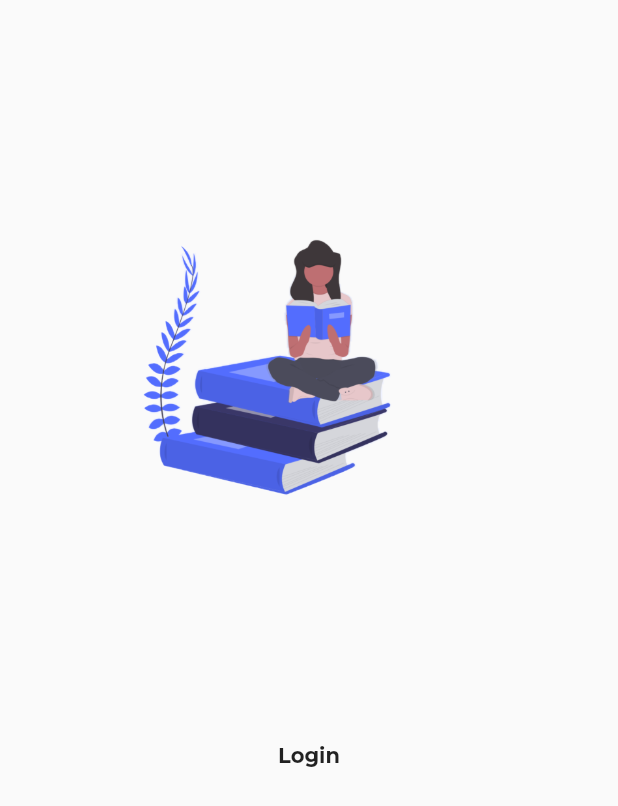
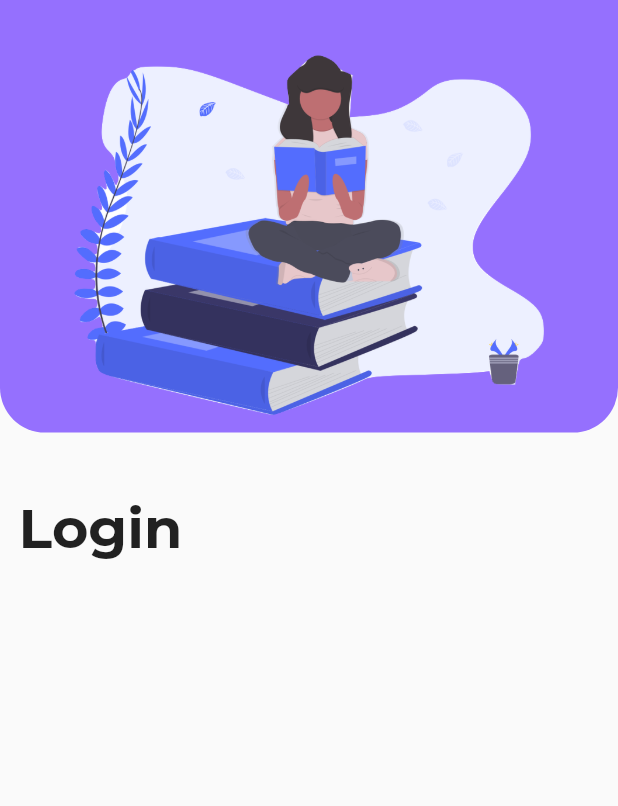
Before and after one commit to BrunoJurkovic/akademik, a Flutter app: the screen it shows after launch, on a phone screen of 412 x 824 dp. Shown: the top 806 px of the screen. Run offline on Flutter 3.47's test engine with Material 2 defaults, Android fonts, the phone set to English and light mode, and no system bars; our stand-ins replace auto_route, cloud_firestore, firebase_auth, firebase_core, google_fonts; accounts and stored records are empty.

```diff
--- a/lib/screens/login/login.dart
+++ b/lib/screens/login/login.dart
@@ -12,26 +12,41 @@ class _AuthScreenState extends State<AuthScreen> {
     final width = MediaQuery.of(context).size.width;
     final height = MediaQuery.of(context).size.height;
     return Scaffold(
-        body: SafeArea(
-      child: Column(
-        mainAxisAlignment: MainAxisAlignment.start,
+      body: Column(
+        // mainAxisAlignment: MainAxisAlignment.space,
+        crossAxisAlignment: CrossAxisAlignment.start,
         children: [
           Center(
             child: Container(
-              width: width * 0.6,
-              height: height * 0.6,
-              child: Image.asset('assets/images/login.png'),
+              decoration: BoxDecoration(
+                color: Colors.deepPurpleAccent.withOpacity(0.8),
+                borderRadius: BorderRadius.only(
+                  bottomLeft: Radius.circular(30),
+                  bottomRight: Radius.circular(30),
+                ),
+              ),
+              padding: EdgeInsets.fromLTRB(15, 25, 15, 0),
+              width: width * 1,
+              height: height * 0.35,
+              child: Image.asset(
+                'assets/images/login.png',
+                alignment: Alignment.center,
+                fit: BoxFit.contain,
+              ),
             ),
           ),
-          Text(
-            'Login',
-            style: GoogleFonts.montserrat(
-              color: Colors.black87,
-              fontWeight: FontWeight.w700,
+          Padding(
+            padding: EdgeInsets.fromLTRB(width * 0.03, width * 0.10, 0, 0),
+            child: Text(
+              'Login',
+              style: GoogleFonts.montserrat(
+                  color: Colors.black87,
+                  fontWeight: FontWeight.w700,
+                  fontSize: height * 0.045),
             ),
-          )
+          ),
         ],
       ),
-    ));
+    );
   }
 }
```
Also changed, not shown: assets/images/login.png, 1 other file.
